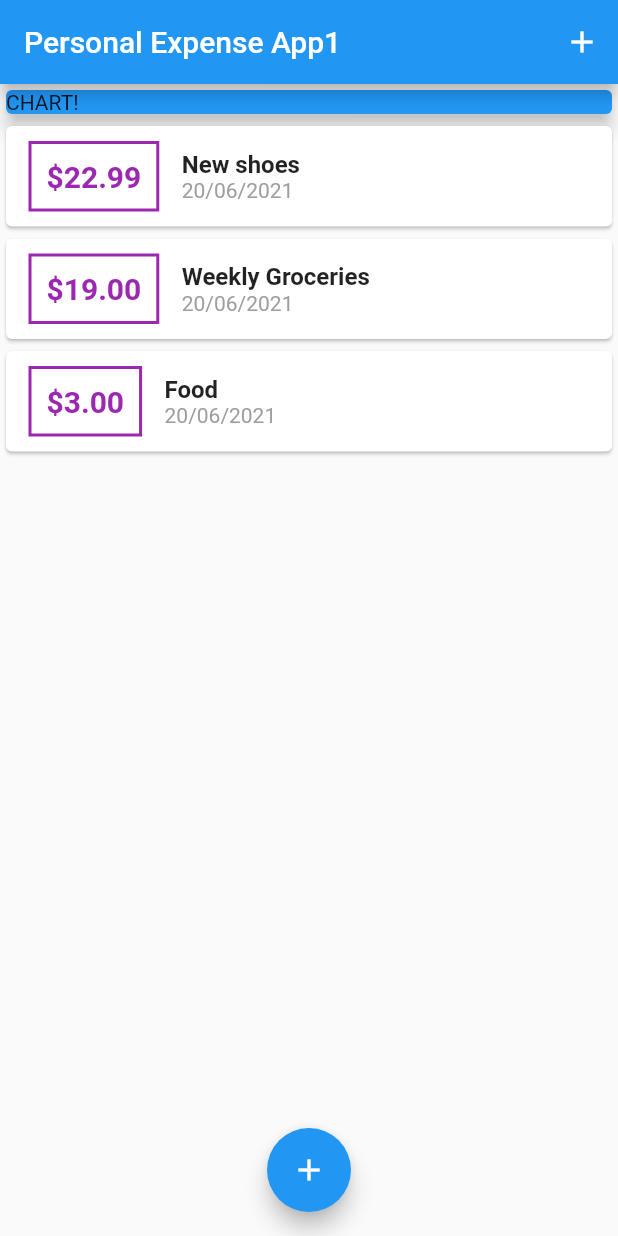
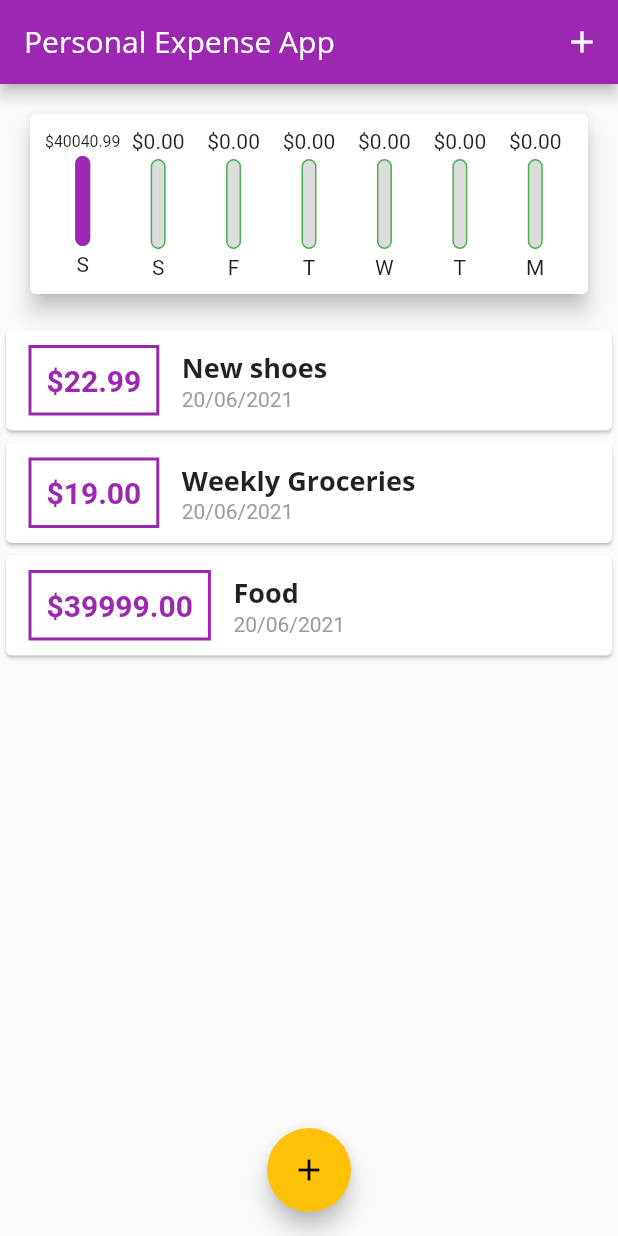
Before and after one commit to hovanvydut/personal-expenses-app-flutter, a Flutter app: the screen it shows after launch, on a phone screen of 412 x 824 dp. Run offline on Flutter 3.47's test engine with Material 2 defaults, Android fonts, the phone set to English and light mode, and no system bars.

Commit message:
build Chart Bar

```diff
--- a/lib/main.dart
+++ b/lib/main.dart
@@ -1,6 +1,7 @@
 import 'package:flutter/material.dart';
-import 'package:personal_expenses_app/widgets/new_transaction.dart';
-import 'package:personal_expenses_app/widgets/transaction_list.dart';
+import './widgets/chart.dart';
+import './widgets/new_transaction.dart';
+import './widgets/transaction_list.dart';
 import './model/transaction.dart';
 
 void main() => runApp(MyApp());
@@ -11,29 +12,42 @@ class MyApp extends StatelessWidget {
     return MaterialApp(
       title: 'Personal Expense App',
       home: MyHomePage(),
+      theme: ThemeData(
+          primarySwatch: Colors.purple,
+          accentColor: Colors.amber,
+          fontFamily: 'Quicksand',
+          textTheme: ThemeData.light().textTheme.copyWith(
+              title: TextStyle(
+                  fontFamily: 'OpenSans',
+                  fontWeight: FontWeight.bold,
+                  fontSize: 18)),
+          appBarTheme: AppBarTheme(
+              textTheme: ThemeData.light().textTheme.copyWith(
+                  title: TextStyle(fontFamily: 'OpenSans', fontSize: 20)))),
     );
   }
 }
 
 class MyHomePage extends StatefulWidget {
-
   @override
   _MyHomePageState createState() => _MyHomePageState();
-
 }
 
 class _MyHomePageState extends State<MyHomePage> {
-
   final List<Transaction> transactions = [
     Transaction(
         id: '1', title: 'New shoes', amount: 22.99, date: DateTime.now()),
     Transaction(
         id: '2', title: 'Weekly Groceries', amount: 19, date: DateTime.now()),
-    Transaction(id: '3', title: 'Food', amount: 3, date: DateTime.now()),
+    Transaction(id: '3', title: 'Food', amount: 39999, date: DateTime.now()),
   ];
 
-  void _addNewTransaction(String title,  double amount) {
-    final newTx = new Transaction(id: DateTime.now().toString(), title: title, amount: amount, date: DateTime.now());
+  void _addNewTransaction(String title, double amount) {
+    final newTx = new Transaction(
+        id: DateTime.now().toString(),
+        title: title,
+        amount: amount,
+        date: DateTime.now());
 
     setState(() {
       this.transactions.add(newTx);
@@ -41,33 +55,39 @@ class _MyHomePageState extends State<MyHomePage> {
   }
 
   void _startAddNewTransaction(BuildContext ctx) {
-    showModalBottomSheet(context: ctx, builder: (_) {
-      return NewTransaction(_addNewTransaction);
-    });
+    showModalBottomSheet(
+        context: ctx,
+        builder: (_) {
+          return NewTransaction(_addNewTransaction);
+        });
+  }
+
+  List<Transaction> get _recentTransactions {
+    return transactions.where((transaction) => transaction.date.isAfter(DateTime.now().subtract(Duration(days: 7)))).toList();
   }
 
   @override
   Widget build(BuildContext context) {
     return Scaffold(
       appBar: AppBar(
-        title: Text('Personal Expense App1'),
+        title: Text(
+          'Personal Expense App',
+        ),
         actions: [
-          IconButton(onPressed: () => _startAddNewTransaction(context), icon: Icon(Icons.add))
+          IconButton(
+              onPressed: () => _startAddNewTransaction(context),
+              icon: Icon(Icons.add))
         ],
       ),
       body: SingleChildScrollView(
         child: Column(
-          children: [
-            Card(
-              child: Container(width: double.infinity, child: Text('CHART!')),
-              color: Colors.blue,
-              elevation: 5,
-            ),
-            TransactionList(transactions)
-          ],
+          children: [Chart(_recentTransactions), TransactionList(transactions)],
         ),
       ),
-      floatingActionButton: FloatingActionButton(child: Icon(Icons.add), onPressed: () => _startAddNewTransaction(context),),
+      floatingActionButton: FloatingActionButton(
+        child: Icon(Icons.add),
+        onPressed: () => _startAddNewTransaction(context),
+      ),
       floatingActionButtonLocation: FloatingActionButtonLocation.centerFloat,
     );
   }
--- /dev/null
+++ b/lib/widgets/chart.dart
@@ -0,0 +1,62 @@
+import 'package:flutter/material.dart';
+import 'package:personal_expenses_app/widgets/chart_bar.dart';
+import '../model/transaction.dart';
+import 'package:intl/intl.dart';
+
+class Chart extends StatelessWidget {
+  final List<Transaction> recentTransactions;
+
+  Chart(this.recentTransactions);
+
+  List<Map<String, Object>> get groupedTransactionValues {
+    return List.generate(7, (index) {
+      final weekDay = DateTime.now().subtract(Duration(days: index));
+      double total = 0.0;
+
+      for (int i = 0; i < this.recentTransactions.length; i++) {
+        if (this.recentTransactions[i].date.day == weekDay.day &&
+            this.recentTransactions[i].date.month == weekDay.month &&
+            this.recentTransactions[i].date.year == weekDay.year) {
+          total += this.recentTransactions[i].amount;
+        }
+      }
+
+      return {
+        'day': DateFormat.E().format(weekDay).substring(0, 1),
+        'amount': total
+      };
+    });
+  }
+
+  double get maxSpending {
+    return groupedTransactionValues.fold(
+        0.0,
+        (previousValue, element) =>
+            previousValue + (element['amount'] as double));
+  }
+
+  @override
+  Widget build(BuildContext context) {
+    print(groupedTransactionValues.toString());
+    return Card(
+        elevation: 6,
+        margin: EdgeInsets.all(20),
+        child: Padding(
+          padding: EdgeInsets.all(10),
+          child: Row(
+            mainAxisAlignment: MainAxisAlignment.spaceEvenly,
+            children: groupedTransactionValues.map((data) {
+              return Flexible(
+                fit: FlexFit.tight,
+                child: ChartBar(
+                    (data['day'] as String),
+                    (data['amount'] as double),
+                    maxSpending == 0
+                        ? 0
+                        : (data['amount'] as double) / maxSpending),
+              );
+            }).toList(),
+          ),
+        ));
+  }
+}
--- /dev/null
+++ b/lib/widgets/chart_bar.dart
@@ -0,0 +1,46 @@
+import 'package:flutter/material.dart';
+
+class ChartBar extends StatelessWidget {
+
+  final String label;
+  final double spendingAmount;
+  final double spendingPercentOfTotal;
+
+  ChartBar(this.label, this.spendingAmount, this.spendingPercentOfTotal);
+
+  @override
+  Widget build(BuildContext context) {
+    return Column(
+      children: [
+        FittedBox(child: Text('\$${spendingAmount.toStringAsFixed(2)}')),
+        SizedBox(height: 4,),
+        Container(
+          height: 60,
+          width: 10,
+          child: Stack(
+            children: [
+              Container(
+                decoration: BoxDecoration(
+                  border: Border.all(color: Colors.green, width: 1.0),
+                  color: Color.fromRGBO(220, 220, 220, 1),
+                  borderRadius: BorderRadius.circular(10)
+                ),
+              ),
+              FractionallySizedBox(
+                heightFactor: spendingPercentOfTotal,
+                child: Container(
+                  decoration: BoxDecoration(
+                    color: Theme.of(context).primaryColor,
+                    borderRadius: BorderRadius.circular(10)
+                  )
+                ),
+              )
+            ],
+          ),
+        ),
+        SizedBox(height: 4,),
+        Text(label)
+      ],
+    );
+  }
+}
--- a/lib/widgets/transaction_list.dart
+++ b/lib/widgets/transaction_list.dart
@@ -11,15 +11,25 @@ class TransactionList extends StatelessWidget {
   Widget build(BuildContext context) {
     return Container(
         height: 400,
-      child: ListView.builder(itemBuilder: (ctx, index) {
+        child: transactions.isEmpty
+            ? Column(
+                children: [
+                  Text('No transactions added yet', style: Theme.of(context).textTheme.title,),
+                  SizedBox(height: 20,),
+                  Container(height: 200,child: Image.asset('assets/images/waiting.png', fit: BoxFit.cover))
+                ],
+              )
+            : ListView.builder(
+                itemBuilder: (ctx, index) {
                   return Card(
                     child: Row(
                       children: [
                         Container(
-                  margin: EdgeInsets.symmetric(vertical: 10, horizontal: 15),
+                          margin: EdgeInsets.symmetric(
+                              vertical: 10, horizontal: 15),
                           decoration: BoxDecoration(
                               border: Border.all(
-                    color: Colors.purple,
+                            color: Theme.of(context).primaryColor,
                             width: 2,
                           )),
                           padding: EdgeInsets.all(10),
@@ -28,19 +38,17 @@ class TransactionList extends StatelessWidget {
                             style: TextStyle(
                                 fontWeight: FontWeight.bold,
                                 fontSize: 20,
-                        color: Colors.purple),
+                                color: Theme.of(context).primaryColor),
                           ),
                         ),
                         Column(
                           crossAxisAlignment: CrossAxisAlignment.start,
                           children: [
+                            Text(transactions[index].title,
+                                style: Theme.of(context).textTheme.title),
                             Text(
-                      transactions[index].title,
-                      style:
-                          TextStyle(fontSize: 16, fontWeight: FontWeight.bold),
-                    ),
-                    Text(
-                      DateFormat('dd/MM/yyyy').format(transactions[index].date),
+                              DateFormat('dd/MM/yyyy')
+                                  .format(transactions[index].date),
                               style: TextStyle(color: Colors.grey),
                             )
                           ],
@@ -48,7 +56,8 @@ class TransactionList extends StatelessWidget {
                       ],
                     ),
                   );
-      }, itemCount: transactions.length,)
-    );
+                },
+                itemCount: transactions.length,
+              ));
   }
 }
```
Also changed, not shown: pubspec.yaml (+13 -9 lines), assets/fonts/OpenSans-Bold.ttf (added), assets/fonts/OpenSans-Regular.ttf (added), assets/fonts/Quicksand-Bold.ttf (added), assets/fonts/Quicksand-Light.ttf (added), assets/fonts/Quicksand-Medium.ttf (added), assets/fonts/Quicksand-Regular.ttf (added), assets/images/waiting.png (added). Lines whose indentation alone changed are shown as unchanged.
